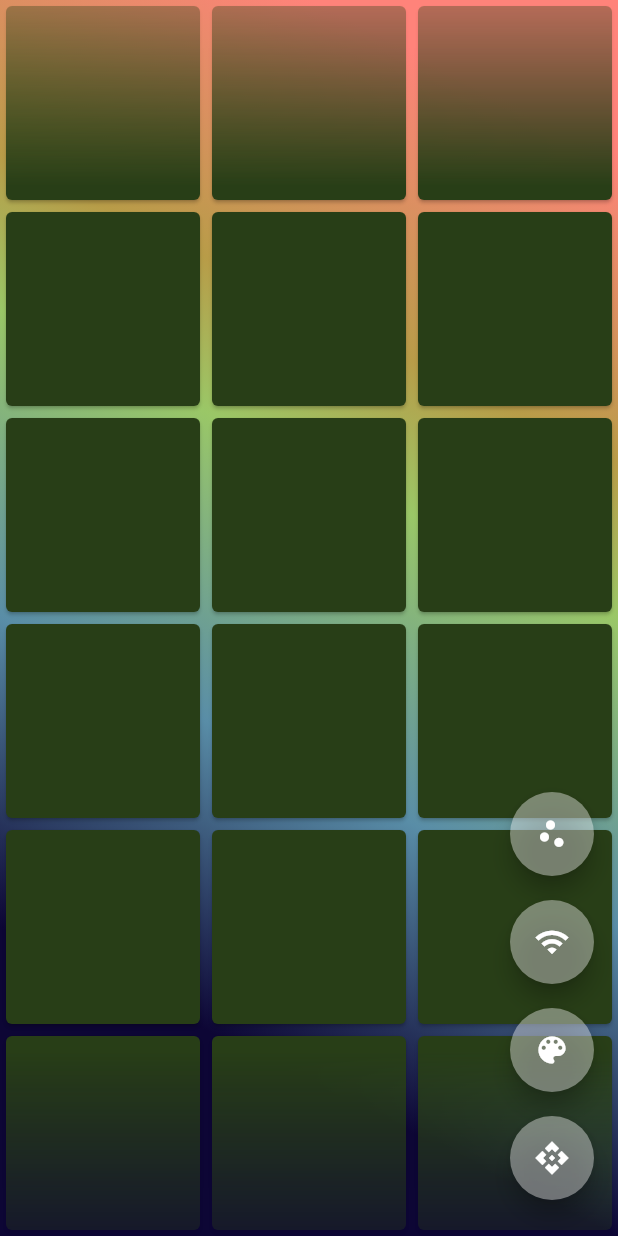
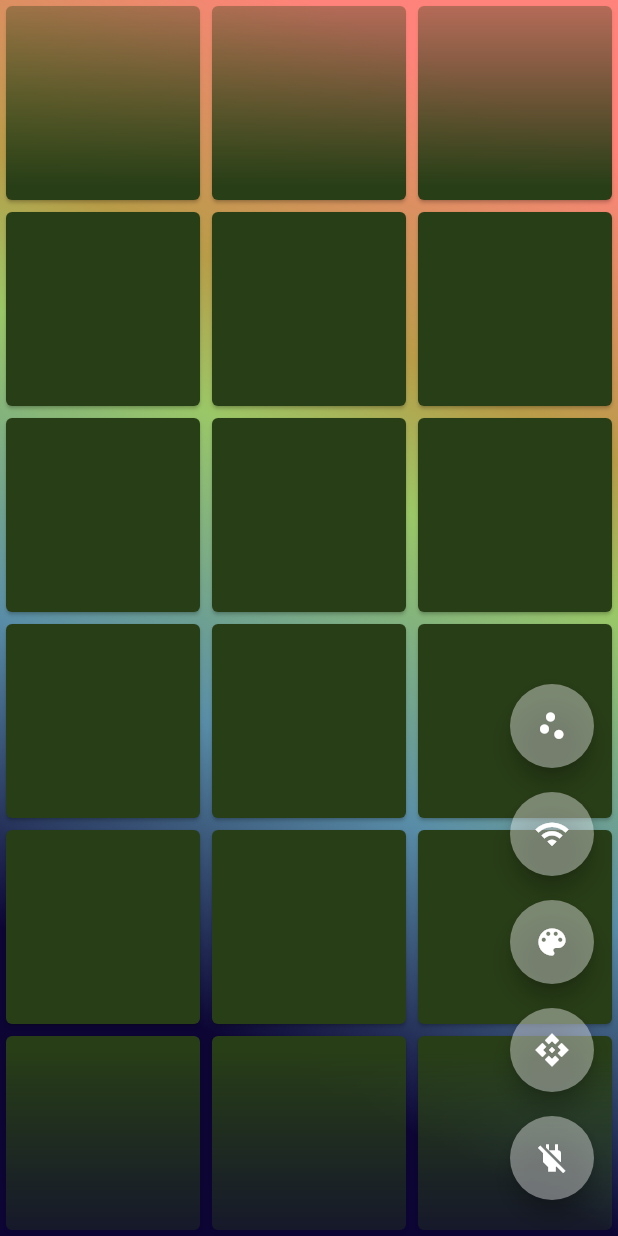
Before and after one commit to kaapomoi/valo, a Flutter app: the screen it shows after launch, on a phone screen of 412 x 824 dp. Run offline on Flutter 3.47's test engine with Material 2 defaults, Android fonts, the phone set to English and light mode, and no system bars; our stand-ins replace flutter_colorpicker; missing offline and left inert: simple_gesture_detector.

Commit message:
Add a power off button.

```diff
--- a/lib/main.dart
+++ b/lib/main.dart
@@ -161,6 +161,18 @@ class _MyAppState extends State<MyApp> {
                 child: const Icon(Icons.api),
               ),
             ),
+            Padding(
+              padding: const EdgeInsets.symmetric(vertical: 8.0),
+              child: FloatingActionButton(
+                backgroundColor: Colors.white.withAlpha(100),
+                tooltip: 'Turn LEDs Off',
+                onPressed: () {
+                  Uri ur = Uri.http(ip, "/api/v1/basic");
+                  http.post(ur, body: "{ \"mode\": 0 }");
+                },
+                child: const Icon(Icons.power_off_sharp),
+              ),
+            ),
           ],
         ),
       ),
```
